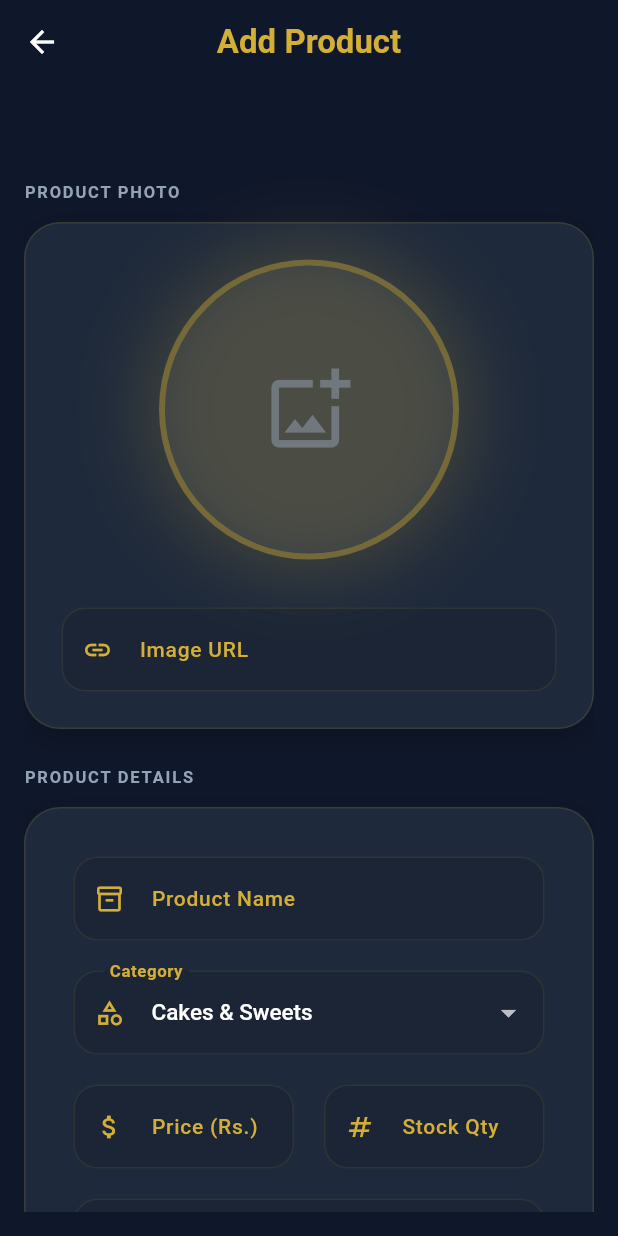
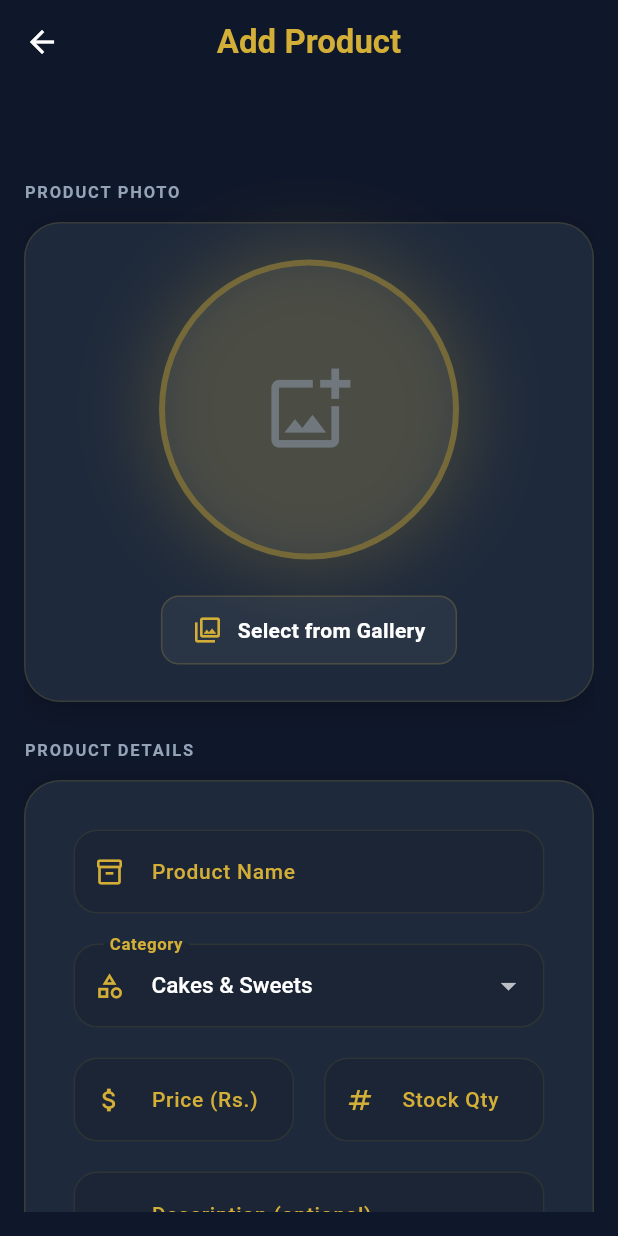
Before and after one commit to Haseeb-ML/Al-Haseeb-Foods-and-Bakers, a Flutter app: the AddEditProductScreen screen opened directly, on a phone screen of 412 x 824 dp. Run offline on Flutter 3.47's test engine with Material 3 defaults, Android fonts, the phone set to English and light mode, and no system bars; our stand-ins replace cached_network_image, cloud_firestore, file_picker, firebase_auth, firebase_core, flutter_cache_manager and 4 more; accounts and stored records are empty; Roboto replaces fonts that are missing (PlayfairDisplay).

Commit message:
Implement Cloudinary image upload using image_picker

```diff
--- a/lib/screens/admin/add_edit_product_screen.dart
+++ b/lib/screens/admin/add_edit_product_screen.dart
@@ -11,6 +11,9 @@ import '../shared/customer_list_screen.dart';
 import 'theme_settings_screen.dart';
 import 'backup_restore_screen.dart';
 import '../../widgets/admin_sidebar.dart';
+import 'dart:convert';
+import 'package:http/http.dart' as http;
+import 'package:image_picker/image_picker.dart';
 
 //-------------------- DESKTOP BREAKPOINT --------------------
 const double kDesktopBreakpoint = 900;
@@ -37,6 +40,7 @@ class _AddEditProductScreenState extends State<AddEditProductScreen> {
   String _selectedCategory = 'Cakes & Sweets';
 
   bool _isLoading = false;
+  bool _isUploadingImage = false;
   bool get _isEditMode => widget.existingProduct != null;
 
   //-------------------- INIT CONTROLLERS --------------------
@@ -123,6 +127,57 @@ class _AddEditProductScreenState extends State<AddEditProductScreen> {
       }
     } finally {
       if (mounted) setState(() => _isLoading = false);
+    }
+  }
+
+  //-------------------- PICK AND UPLOAD IMAGE --------------------
+  Future<void> _pickAndUploadImage() async {
+    try {
+      final picker = ImagePicker();
+      final pickedFile = await picker.pickImage(source: ImageSource.gallery);
+      if (pickedFile == null) return;
+
+      setState(() => _isUploadingImage = true);
+
+      final bytes = await pickedFile.readAsBytes();
+
+      final request = http.MultipartRequest(
+        'POST',
+        Uri.parse('https://api.cloudinary.com/v1_1/haseeb/image/upload'),
+      );
+
+      request.fields['upload_preset'] = 'erp_images';
+      request.files.add(
+        http.MultipartFile.fromBytes(
+          'file',
+          bytes,
+          filename: pickedFile.name,
+        ),
+      );
+
+      final response = await request.send();
+      final responseData = await response.stream.bytesToString();
+      final jsonMap = json.decode(responseData);
+
+      if (response.statusCode == 200) {
+        setState(() {
+          _imageUrlController.text = jsonMap['secure_url'];
+        });
+      } else {
+        throw Exception(jsonMap['error']['message'] ?? 'Upload failed');
+      }
+    } catch (e) {
+      if (mounted) {
+        ScaffoldMessenger.of(context).showSnackBar(
+          SnackBar(
+            content: Text('Image upload failed: $e'),
+            backgroundColor: AppColors.danger,
+            behavior: SnackBarBehavior.floating,
+          ),
+        );
+      }
+    } finally {
+      if (mounted) setState(() => _isUploadingImage = false);
     }
   }
 
@@ -324,6 +379,8 @@ class _AddEditProductScreenState extends State<AddEditProductScreen> {
               ),
             ],
           ),
+          child: GestureDetector(
+            onTap: _isUploadingImage ? null : _pickAndUploadImage,
             child: Column(
               children: [
                 Stack(
@@ -347,11 +404,13 @@ class _AddEditProductScreenState extends State<AddEditProductScreen> {
                         ],
                       ),
                       child: ClipOval(
-                      child: _imageUrlController.text.isNotEmpty
+                        child: _isUploadingImage
+                            ? const Center(child: CircularProgressIndicator())
+                            : _imageUrlController.text.isNotEmpty
                                 ? CachedNetworkImage(
                                     imageUrl: _imageUrlController.text,
                                     fit: BoxFit.cover,
-                              placeholder: (context, url) => const CircularProgressIndicator(),
+                                    placeholder: (context, url) => const Center(child: CircularProgressIndicator()),
                                     errorWidget: (context, url, error) => Icon(
                                       Icons.image_outlined,
                                       size: 60,
@@ -368,7 +427,7 @@ class _AddEditProductScreenState extends State<AddEditProductScreen> {
                                   ),
                       ),
                     ),
-                  if (_imageUrlController.text.isNotEmpty)
+                    if (_imageUrlController.text.isNotEmpty && !_isUploadingImage)
                       Positioned(
                         bottom: 8,
                         right: 16,
@@ -389,21 +448,40 @@ class _AddEditProductScreenState extends State<AddEditProductScreen> {
                       ),
                   ],
                 ),
-              const SizedBox(height: 32),
-              TextFormField(
-                controller: _imageUrlController,
-                style: TextStyle(color: textPrimary),
-                decoration: _buildInputDecoration(
-                  labelText: 'Image URL',
-                  prefixIcon: Icons.link_outlined,
-                  textMuted: textMuted,
-                  card: bg,
-                  border: border,
-                  isDark: isDark,
+                const SizedBox(height: 24),
+                Container(
+                  padding: const EdgeInsets.symmetric(horizontal: 20, vertical: 12),
+                  decoration: BoxDecoration(
+                    color: isDark ? Colors.white.withValues(alpha: 0.05) : Colors.black.withValues(alpha: 0.03),
+                    borderRadius: BorderRadius.circular(12),
+                    border: Border.all(
+                      color: isDark ? accentController.value.withValues(alpha: 0.2) : accentController.value.withValues(alpha: 0.1),
                     ),
-                onChanged: (_) => setState(() {}),
+                  ),
+                  child: Row(
+                    mainAxisSize: MainAxisSize.min,
+                    children: [
+                      Icon(
+                        _isUploadingImage ? Icons.cloud_upload_outlined : Icons.photo_library_outlined,
+                        color: accentController.value,
+                        size: 20,
+                      ),
+                      const SizedBox(width: 10),
+                      Text(
+                        _isUploadingImage
+                            ? 'Uploading...'
+                            : (_imageUrlController.text.isNotEmpty ? 'Change Image' : 'Select from Gallery'),
+                        style: TextStyle(
+                          color: isDark ? Colors.white : textPrimary,
+                          fontWeight: FontWeight.w600,
+                          fontSize: 14,
+                        ),
                       ),
                     ],
+                  ),
+                ),
+              ],
+            ),
           ),
         ),
       ],
--- a/pubspec.yaml
+++ b/pubspec.yaml
@@ -48,6 +48,8 @@ dependencies:
   # The following adds the Cupertino Icons font to your application.
   # Use with the CupertinoIcons class for iOS style icons.
   cupertino_icons: ^1.0.8
+  image_picker: ^1.2.3
+  http: ^1.6.0
 
 dev_dependencies:
   flutter_test:
```
Also changed, not shown: pubspec.lock. Lines whose indentation alone changed are shown as unchanged.
